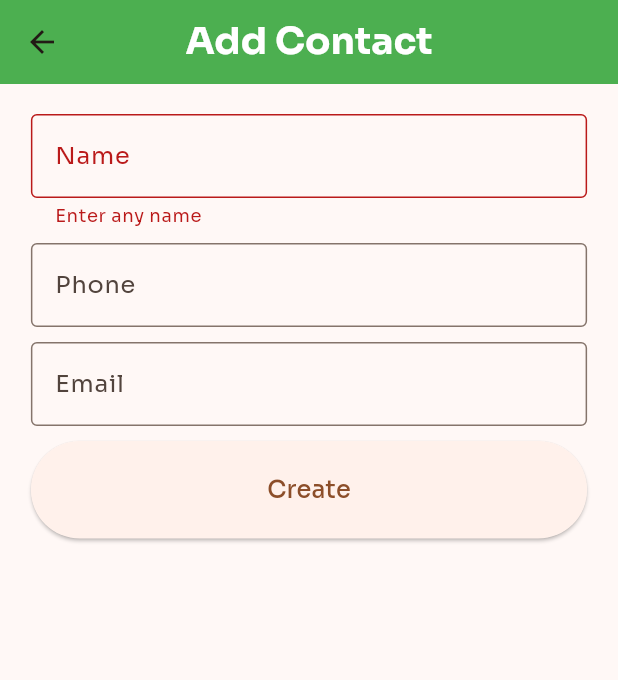
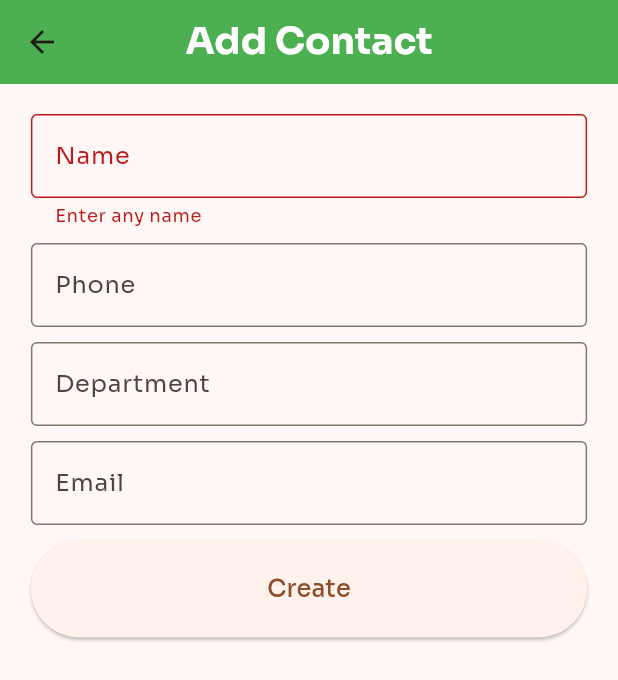
Before and after one commit to Tanvir-Hasan2/Teachers-Contacts-App-MBSTU, a Flutter app: the AddContact screen opened directly, after a tap on "Create", on a phone screen of 412 x 824 dp. Shown: the top 680 px of the screen. Run offline on Flutter 3.47's test engine with Material 3 defaults, Android fonts, the phone set to English and light mode, and no system bars; our stand-ins replace cloud_firestore, firebase_auth, firebase_core, google_fonts; accounts and stored records are empty.

Commit message:
Added Depeartment Name and show it on Home Page

```diff
--- a/lib/Screens/add_contact_page.dart
+++ b/lib/Screens/add_contact_page.dart
@@ -13,6 +13,8 @@ class _AddContactState extends State<AddContact> {
   TextEditingController _nameController = TextEditingController();
   TextEditingController _emailController = TextEditingController();
   TextEditingController _phoneController = TextEditingController();
+  TextEditingController _departmentController = TextEditingController();
+
   final formKey = GlobalKey<FormState>();
   @override
   Widget build(BuildContext context) {
@@ -60,6 +62,19 @@ class _AddContactState extends State<AddContact> {
                 SizedBox(
                   width: MediaQuery.of(context).size.width * .9,
                   child: TextFormField(
+                    controller: _departmentController,
+                    decoration: InputDecoration(
+                      border: OutlineInputBorder(),
+                      label: Text("Department"),
+                    ),
+                  ),
+                ),
+                SizedBox(
+                  height: 10,
+                ),
+                SizedBox(
+                    width: MediaQuery.of(context).size.width * .9,
+                    child: TextFormField(
                       controller: _emailController,
                       decoration: InputDecoration(
                         border: OutlineInputBorder(),
@@ -75,15 +90,20 @@ class _AddContactState extends State<AddContact> {
                     child: ElevatedButton(
                       onPressed: () {
                         if (formKey.currentState!.validate()) {
-                            CRUDService().addNewContacts(_nameController.text,
-                                _phoneController.text, _emailController.text);
+                          CRUDService().addNewContacts(
+                            _nameController.text,
+                            _phoneController.text,
+                            _emailController.text,
+                            _departmentController.text, // Added department
+                          );
                           Navigator.pop(context);
                         }
                       },
                       child: Text(
                         "Create",
                         style: TextStyle(fontSize: 16),
-                        ))),
+                      ),
+                    ),),
               ],
             ),
           ),
--- a/lib/Screens/home.dart
+++ b/lib/Screens/home.dart
@@ -153,10 +153,17 @@ class _HomepageState extends State<Homepage> {
                                         name: data["name"],
                                         phone: data["phone"],
                                         email: data["email"],
-                                        docID: document.id))),
+                                        //department: data["department"],
+                                        docID: document.id, department: 'department',))),
                             leading: CircleAvatar(child: Text(data["name"][0])),
                             title: Text(data["name"]),
-                            subtitle: Text(data["phone"]),
+                            subtitle: Column(
+                              crossAxisAlignment: CrossAxisAlignment.start,
+                              children: [
+                                Text(data["phone"]),
+                                Text("Department: ${data["department"]}"),
+                              ],
+                            ),
                             trailing: IconButton(
                               icon: Icon(Icons.call),
                               onPressed: () {
--- a/lib/controllers/crud_services.dart
+++ b/lib/controllers/crud_services.dart
@@ -5,8 +5,8 @@ class CRUDService {
   User? user = FirebaseAuth.instance.currentUser;
 
 // add new contacts to firestore
-  Future addNewContacts(String name, String phone, String email) async {
-    Map<String, dynamic> data = {"name": name, "email": email, "phone": phone};
+  Future addNewContacts(String name, String phone, String email, String department) async {
+    Map<String, dynamic> data = {"name": name, "email": email, "phone": phone,"department": department};
     try {
       await FirebaseFirestore.instance
           .collection("users")
@@ -40,8 +40,8 @@ class CRUDService {
 
   // update a contact
   Future updateContact(
-      String name, String phone, String email, String docID) async {
-    Map<String, dynamic> data = {"name": name, "email": email, "phone": phone};
+      String name, String phone, String email,String department, String docID) async {
+    Map<String, dynamic> data = {"name": name, "email": email, "phone": phone,"department": department};
     try {
       await FirebaseFirestore.instance
           .collection("users")
--- a/lib/main.dart
+++ b/lib/main.dart
@@ -1,8 +1,6 @@
-
 import 'package:firebase_core/firebase_core.dart';
 import 'package:flutter/material.dart';
 import 'package:google_fonts/google_fonts.dart';
-
 import 'Screens/add_contact_page.dart';
 import 'Screens/home.dart';
 import 'Screens/login_page.dart';
--- a/pubspec.yaml
+++ b/pubspec.yaml
@@ -41,6 +41,8 @@ dependencies:
   firebase_auth:
   google_sign_in:
   url_launcher:
+  provider:
+  intl:
 
 dev_dependencies:
   flutter_test:
```
Also changed, not shown: lib/Screens/update_contact.dart (+19 -2 lines), pubspec.lock. Lines whose indentation alone changed are shown as unchanged.
